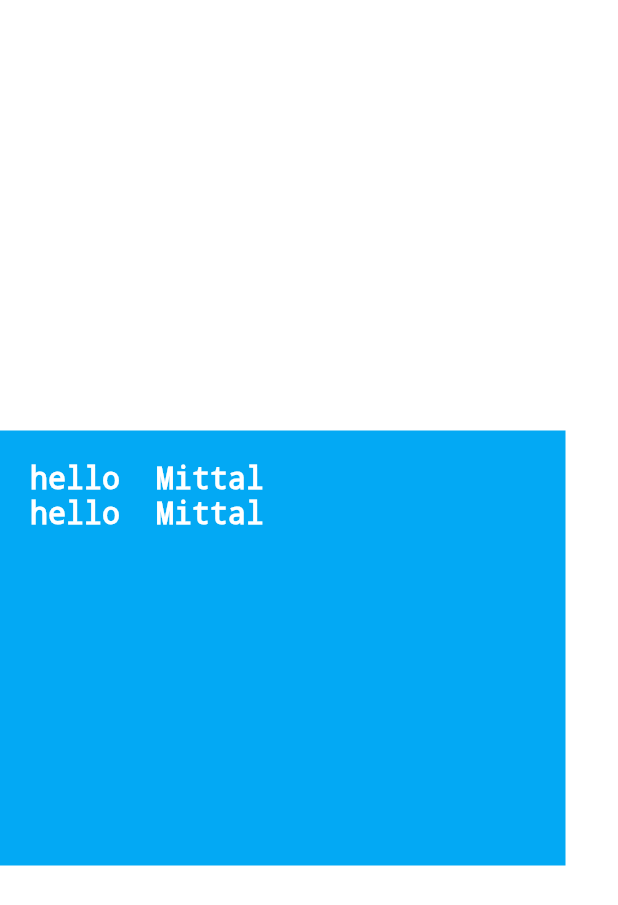
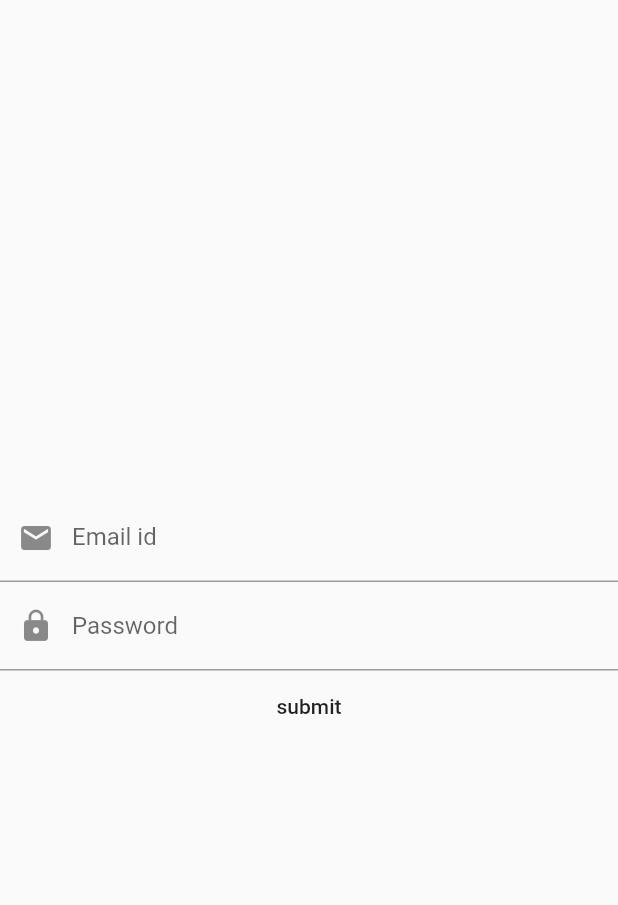
Before and after one commit to mittal1234/FlutterAppSample, a Flutter app: the screen it shows after launch, on a phone screen of 412 x 824 dp. Shown: the top 905 px of the screen. Run offline on Flutter 3.47's test engine with Material 2 defaults, Android fonts, the phone set to English and light mode, and no system bars.

```diff
--- a/lib/app_screens/home.dart
+++ b/lib/app_screens/home.dart
@@ -4,62 +4,39 @@ class Home extends StatelessWidget {
   @override
   Widget build(BuildContext context) {
     // TODO: implement build
-    return Center(
-        child: Container(
-            padding: EdgeInsets.only(left: 20.0,top: 20.0),
-            alignment: Alignment.center,
-            color: Colors.lightBlue,
-            width: 400.0,
-            height: 290.0,
-            margin: EdgeInsets.only(right: 35.0, top: 40.0),
+    return Scaffold(
+      body: Center(
         child: Column(
+            mainAxisAlignment: MainAxisAlignment.center,
             children: <Widget>[
-                Row(
-                  children: <Widget>[
-                    Text(
-                      "hello  ",
-                      textDirection: TextDirection.ltr,
-                      style: TextStyle(
-                        decoration: TextDecoration.none,
-                        fontSize: 20.0,
-                        color: Colors.white,
+              TextField(
+                decoration: (
+                InputDecoration(
+                  prefixIcon: Icon(
+                    Icons.email),
+                    labelText: "Email id"
+
+                )
                 ),
               ),
-                    Text(
-                      "Mittal",
-                      textDirection: TextDirection.ltr,
-                      style: TextStyle(
-                        decoration: TextDecoration.none,
-                        fontSize: 20.0,
-                        color: Colors.white,
+              TextField(
+                decoration: (
+                    InputDecoration(
+                        prefixIcon: Icon(
+                            Icons.lock),
+                        labelText: "Password"
+
+                    )
                 ),
               ),
-                  ],
-                ),
-
-                Row(
-                  children: <Widget>[
-                    Text(
-                      "hello  ",
-                      textDirection: TextDirection.ltr,
-                      style: TextStyle(
-                        decoration: TextDecoration.none,
-                        fontSize: 20.0,
-                        color: Colors.white,
+              FlatButton(
+                onPressed: (){
+                },child: Text("submit"),
+              )
+            ]
         ),
       ),
-                    Text(
-                      "Mittal",
-                      textDirection: TextDirection.ltr,
-                      style: TextStyle(
-                        decoration: TextDecoration.none,
-                        fontSize: 20.0,
-                        color: Colors.white,
-                      ),
-                    ),
-                  ],
-                )
-              ],
-            )));
+    );
+
   }
 }
--- a/lib/main.dart
+++ b/lib/main.dart
@@ -5,6 +5,7 @@ void main(){
   runApp(MaterialApp(
     title: "Exploring Ui Widgets",
     home: Home(),
+    debugShowCheckedModeBanner: false,
   ));
 
 }
```
Lines whose indentation alone changed are shown as unchanged.
